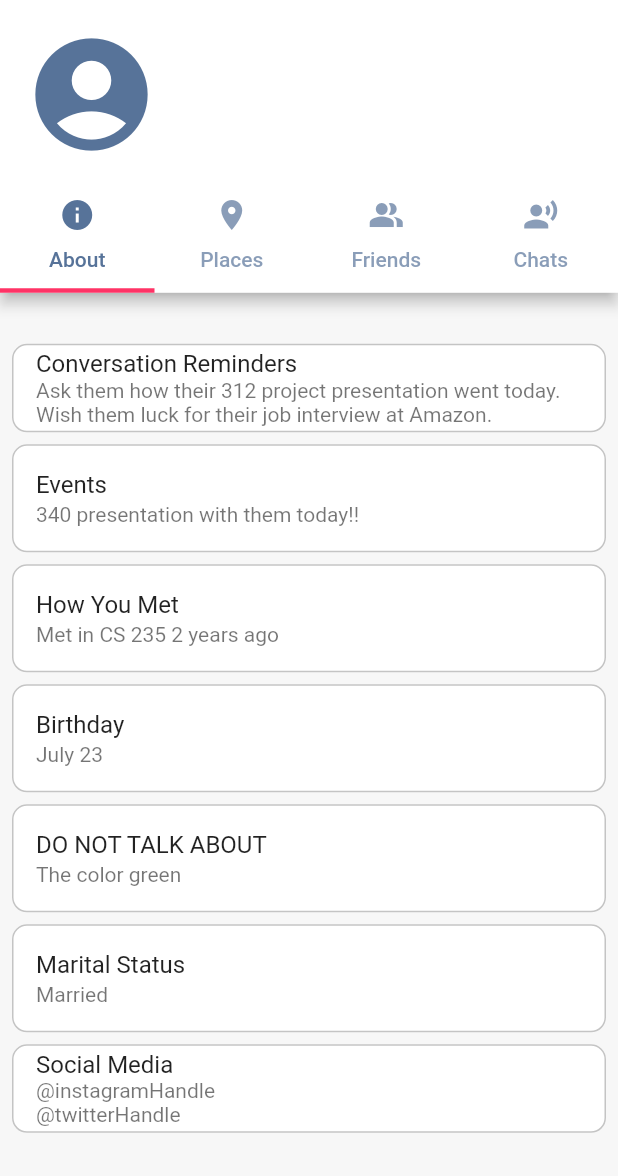
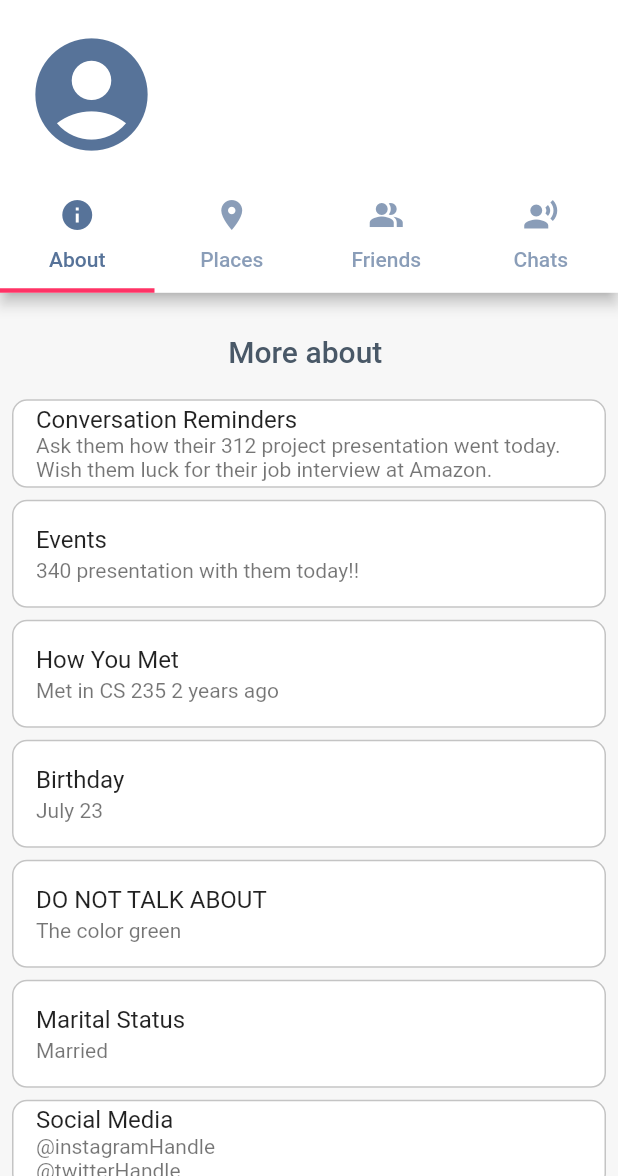
Before and after one commit to brighamband/irecognize, a Flutter app: the PersonPage screen opened directly with empty values, on a phone screen of 412 x 824 dp, the part 60-1236 px from its top. Run offline on Flutter 3.47's test engine with Material 2 defaults, Android fonts, the phone set to English and light mode, and no system bars; network calls fail.

Commit message:
Add subtitles to person tab views

```diff
--- a/lib/pages/person_page.dart
+++ b/lib/pages/person_page.dart
@@ -3,6 +3,7 @@ import 'package:irecognize/models/person_model.dart';
 import 'package:irecognize/utils/constants.dart';
 import 'package:irecognize/components/cards/chat_card.dart';
 import 'package:irecognize/utils/helpers.dart';
+import 'package:irecognize/utils/theme.dart';
 
 import '../components/bars/navbar.dart';
 import '../components/cards/about_card.dart';
@@ -20,9 +21,13 @@ class PersonPage extends StatelessWidget {
   Widget renderAboutSection(BuildContext context) {
     return SingleChildScrollView(
         child: Column(children: [
-      const Padding(
-        padding: EdgeInsets.all(15),
-      ),
+      Padding(
+          padding: const EdgeInsets.only(top: 28.0, bottom: 16.0),
+          child: Text("More about ${person.name}",
+              style: Theme.of(context)
+                  .textTheme
+                  .headline6
+                  ?.copyWith(color: colorScheme.onBackground))),
       ListView.builder(
         scrollDirection: Axis.vertical,
         physics: const NeverScrollableScrollPhysics(),
@@ -39,9 +44,13 @@ class PersonPage extends StatelessWidget {
   Widget renderPlacesSection(BuildContext context) {
     return SingleChildScrollView(
         child: Column(children: [
-      const Padding(
-        padding: EdgeInsets.all(15),
-      ),
+      Padding(
+          padding: const EdgeInsets.only(top: 28.0, bottom: 16.0),
+          child: Text("Where Our Paths Have Crossed",
+              style: Theme.of(context)
+                  .textTheme
+                  .headline6
+                  ?.copyWith(color: colorScheme.onBackground))),
       ListView.builder(
           scrollDirection: Axis.vertical,
           shrinkWrap: true,
@@ -59,9 +68,13 @@ class PersonPage extends StatelessWidget {
   Widget renderFriendsSection(BuildContext context) {
     return SingleChildScrollView(
         child: Column(children: [
-      const Padding(
-        padding: EdgeInsets.symmetric(vertical: 15.0),
-      ),
+      Padding(
+          padding: const EdgeInsets.only(top: 28.0, bottom: 16.0),
+          child: Text("Our Mutual Friends",
+              style: Theme.of(context)
+                  .textTheme
+                  .headline6
+                  ?.copyWith(color: colorScheme.onBackground))),
       PersonList(people: getTheirFriends(person), emptyMsg: 'No mutual friends')
     ]));
   }
@@ -69,9 +82,13 @@ class PersonPage extends StatelessWidget {
   Widget renderChatsSection(BuildContext context) {
     return SingleChildScrollView(
         child: Column(children: [
-      const Padding(
-        padding: EdgeInsets.symmetric(vertical: 15.0),
-      ),
+      Padding(
+          padding: const EdgeInsets.only(top: 28.0, bottom: 16.0),
+          child: Text("Our In-Person Chats",
+              style: Theme.of(context)
+                  .textTheme
+                  .headline6
+                  ?.copyWith(color: colorScheme.onBackground))),
       ListView.builder(
           physics: const NeverScrollableScrollPhysics(),
           scrollDirection: Axis.vertical,
```
